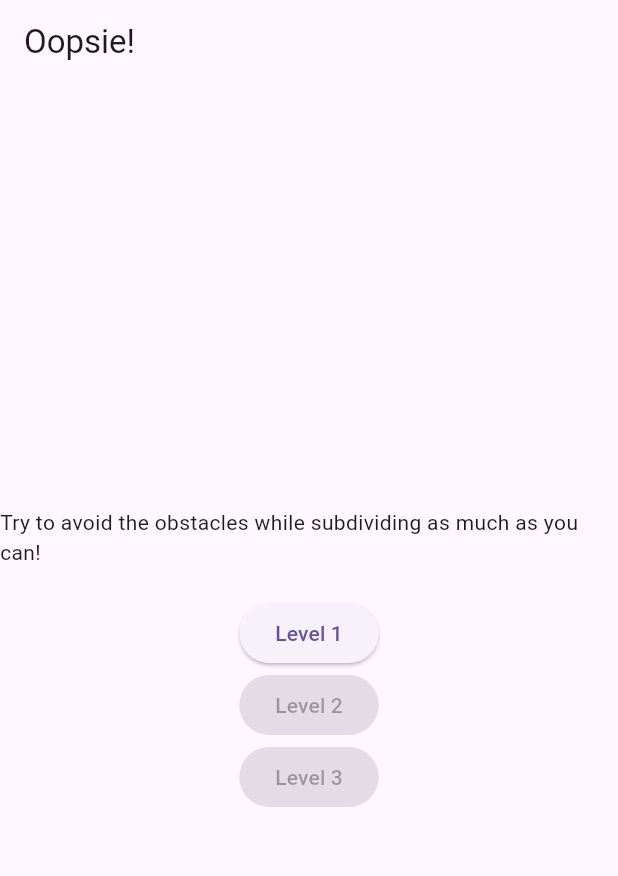
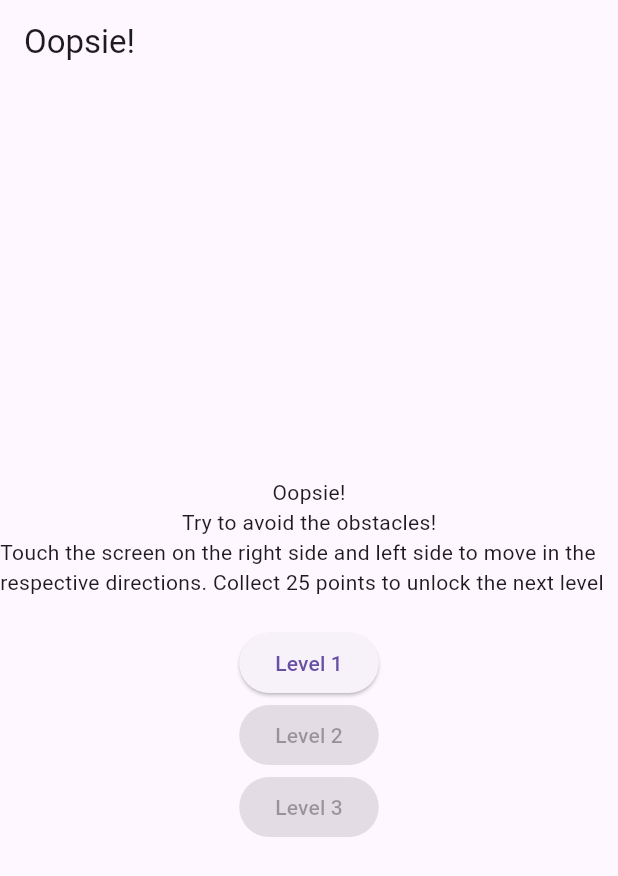
Before and after one commit to andreamicheli/oopsie, a Flutter app: the screen it shows after launch, on a phone screen of 412 x 824 dp. Shown: the top 876 px of the screen. Run offline on Flutter 3.47's test engine with Material 3 defaults, Android fonts, the phone set to English and light mode, and no system bars; our stand-ins replace get, hive_flutter; missing offline and left inert: flame, flame_forge2d, flame_kenney_xml; accounts and stored records are empty.

Commit message:
added minor fixes

```diff
--- a/lib/components/spawner.dart
+++ b/lib/components/spawner.dart
@@ -28,9 +28,9 @@ class RectangleSpawner extends Component {
     required this.rectangleHeight,
     this.intervalIncreaseRate = 0.2, // Increase by 0.2 seconds each spawn
   })  : initialSpawnInterval =
-            5.0 / (2 * (Get.find<LevelController>().currentLevel.value + 1)),
+            5.0 / (3 * (Get.find<LevelController>().currentLevel.value + 1)),
         currentSpawnInterval =
-            5.0 / (2 * (Get.find<LevelController>().currentLevel.value + 1)) {
+            5.0 / (3 * (Get.find<LevelController>().currentLevel.value + 1)) {
     _spawnTimer = Timer(
       currentSpawnInterval,
       onTick: _spawnRectangle,
--- a/lib/game.dart
+++ b/lib/game.dart
@@ -77,6 +77,8 @@ class OopsieGame extends Forge2DGame {
 
     await addGround(); // Add this line
 
+    await world.add(ScoreDisplay());
+
     await add(
       TouchControl(
         isLeftSide: true,
@@ -90,8 +92,6 @@ class OopsieGame extends Forge2DGame {
         onPressedCallback: () => player.moveRight(),
       )..position = Vector2(size.x / 2, 0),
     );
-
-    await world.add(ScoreDisplay());
 
     return super.onLoad();
   }
--- a/lib/screens/start_screen.dart
+++ b/lib/screens/start_screen.dart
@@ -15,8 +15,10 @@ class StartScreen extends StatelessWidget {
         child: Column(
           mainAxisAlignment: MainAxisAlignment.center,
           children: [
+            const Text('Oopsie!'),
+            const Text('Try to avoid the obstacles!'),
             const Text(
-                'Try to avoid the obstacles while subdividing as much as you can!'),
+                'Touch the screen on the right side and left side to move in the respective directions. Collect 25 points to unlock the next level'),
             const SizedBox(height: 20),
             Column(
               children: [
```
